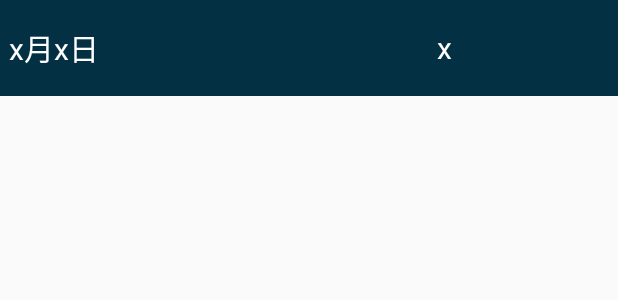
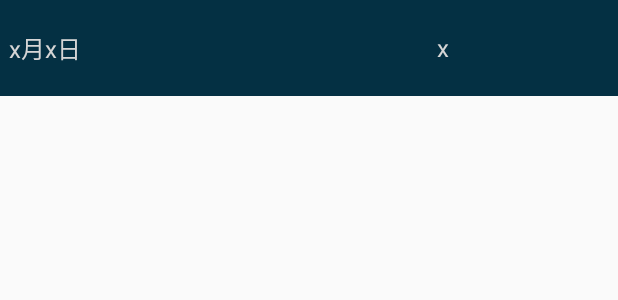
Before and after one commit to yangzhongmin/Weather, an Android app: the layout layout_weatheritem.xml on its own in the app's theme, with its tools: preview values and no code run, on a phone screen of 412 x 824 dp. Shown: the top 300 px of the screen. Run offline under Robolectric (Android 15) with nearby library versions, the phone set to English and light mode, and no system bars.

```diff
--- a/app/src/main/java/cn/yangzhongmin/weather/activity/WelcomeActivity.java
+++ b/app/src/main/java/cn/yangzhongmin/weather/activity/WelcomeActivity.java
@@ -43,6 +43,7 @@ public class WelcomeActivity extends Activity {
                     public void run() {
                         Intent intent = new Intent(WelcomeActivity.this,MainActivity.class);
                         startActivity(intent);
+                        finish();
                     }
                 },2000
         );
@@ -53,9 +54,10 @@ public class WelcomeActivity extends Activity {
         MyAsyncTask asyncTask = new MyAsyncTask();
         MyAsyncTask2 asyncTask2 = new MyAsyncTask2();
 
+        Log.i("location-x-y",longitude+", "+latitude);
+
+        asyncTask2.execute(longitude,latitude);
         asyncTask.execute("上海");
-        Log.i("location-x-y",longitude+", "+latitude);
-        asyncTask2.execute(longitude,latitude);
     }
 
     private void initLocation() {
--- a/app/src/main/java/cn/yangzhongmin/weather/tool/City.java
+++ b/app/src/main/java/cn/yangzhongmin/weather/tool/City.java
@@ -11,8 +11,6 @@ import java.util.ArrayList;
 public class City {
 
     private String cityName;
-    private double locationX;
-    private double locationY;
 
     private ArrayList<Weather> weatherListForFuture;
 
@@ -22,10 +20,8 @@ public class City {
     }
 
     public City(double locationX, double locationY){
-        this.locationX = locationX;
-        this.locationY = locationY;
         weatherListForFuture = GetWeatherData.recodeJsonData(locationX, locationY);
-        this.cityName = weatherListForFuture.get(1).getTime();
+        this.cityName = weatherListForFuture.get(1).getCityName();
     }
 
     public String getCityName() {
--- a/app/src/main/java/cn/yangzhongmin/weather/tool/GetWeatherData.java
+++ b/app/src/main/java/cn/yangzhongmin/weather/tool/GetWeatherData.java
@@ -50,6 +50,10 @@ public class GetWeatherData {
             Weather weather = new Weather();
             tempObject = jsonObject.getJSONObject("sk");
             weather.setTemperature(tempObject.getString("temp"));
+            //湿度、风向、风力放到了实时天气的天气和天气ID中
+            weather.setWeather(tempObject.getString("humidity"));
+            weather.setWeather_id_fa(tempObject.getString("wind_direction"));
+            weather.setWeather_id_fa(tempObject.getString("wind_strength"));
             list.add(weather);
 
             //获取当天的天气情况
@@ -64,7 +68,7 @@ public class GetWeatherData {
             weatherToday.setDate(tempObject.getString("date_y").substring(5));
             weatherToday.setWeek("今天");
             weatherToday.setWeather(tempObject.getString("weather"));
-            weatherToday.setTime(tempObject.getString("city"));
+            weatherToday.setCityName(tempObject.getString("city"));
 
             tempObject = tempObject.getJSONObject("weather_id");
             weatherToday.setWeather_id_fa(tempObject.getString("fa"));
--- a/app/src/main/res/layout/layout_weather.xml
+++ b/app/src/main/res/layout/layout_weather.xml
@@ -54,6 +54,7 @@
 
     <ListView
         android:id="@+id/lv_weather_list"
+        android:layout_marginTop="10dp"
         android:layout_width="match_parent"
         android:layout_height="wrap_content">
 
--- a/app/src/main/res/layout/layout_futureweather.xml
+++ b/app/src/main/res/layout/layout_weatheritem.xml
@@ -13,8 +13,8 @@
         android:layout_weight="5"
         android:layout_height="wrap_content"
         android:text="@string/date"
-        android:textSize="20sp"
-        android:textColor="#FFFFFF" />
+        android:textSize="16sp"
+        android:textColor="#d6d6d6" />
 
     <LinearLayout
         android:layout_width="0dp"
@@ -24,12 +24,12 @@
 
     <ImageView
         android:id="@+id/iv_weather_fa"
-        android:layout_width="46dp"
-        android:layout_height="46dp" />
+        android:layout_width="32dp"
+        android:layout_height="32dp" />
     <ImageView
         android:id="@+id/iv_weather_fb"
-        android:layout_width="46dp"
-        android:layout_height="46dp"
+        android:layout_width="32dp"
+        android:layout_height="32dp"
         android:visibility="invisible"/>
 
     </LinearLayout>
@@ -40,6 +40,6 @@
         android:layout_weight="4"
         android:layout_height="wrap_content"
         android:text="@string/temp"
-        android:textSize="20sp"
-        android:textColor="#FFFFFF" />
+        android:textSize="16sp"
+        android:textColor="#d6d6d6" />
 </LinearLayout>
```
Also changed, not shown: app/src/main/java/cn/yangzhongmin/weather/activity/MainActivity.java (+19 -0 lines), app/src/main/java/cn/yangzhongmin/weather/adapter/MyListViewAdapter.java (added, +76 -0 lines), app/src/main/java/cn/yangzhongmin/weather/tool/GetView.java (+7 -8 lines), app/src/main/java/cn/yangzhongmin/weather/tool/Weather.java (+5 -5 lines).
